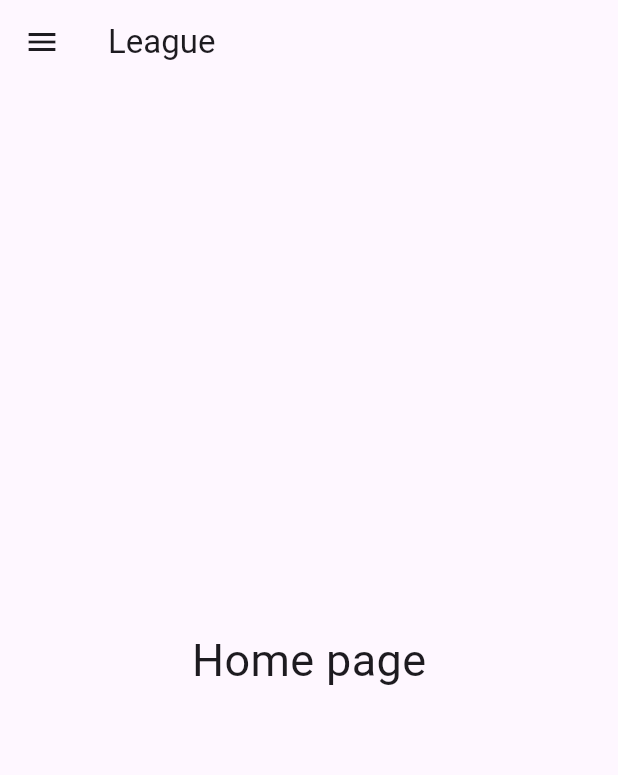
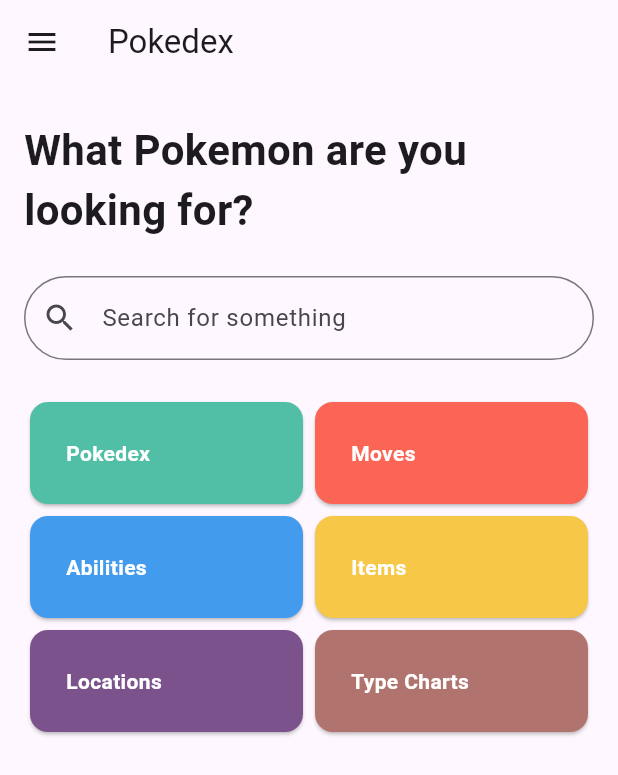
Before and after one commit to glitchcodes/flutter_activity_2, a Flutter app: the screen it shows after launch, on a phone screen of 412 x 824 dp. Shown: the top 775 px of the screen. Run offline on Flutter 3.47's test engine with Material 3 defaults, Android fonts, the phone set to English and light mode, and no system bars.

Commit message:
add home page content

```diff
--- a/lib/main.dart
+++ b/lib/main.dart
@@ -11,7 +11,7 @@ void main() {
 class MyApp extends StatelessWidget {
   const MyApp({super.key});
 
-  static const appTitle = 'League';
+  static const appTitle = 'Pokedex';
 
   // This widget is the root of your application.
   @override
@@ -74,7 +74,7 @@ class _MainAppState extends State<MainApp> {
               decoration: BoxDecoration(
                 color: Colors.blue,
               ),
-              child: Text('Sample App')
+              child: Text(widget.title)
             ),
             ListTile(
               title: Text('Home page'),
--- a/lib/pages/home_page.dart
+++ b/lib/pages/home_page.dart
@@ -9,14 +9,134 @@ class HomePage extends StatelessWidget {
     return Scaffold(
       body: SizedBox.expand(
         child: Column(
-          mainAxisAlignment: MainAxisAlignment.center,
           children: [
-            Text(
-              "Home page",
-              style: TextStyle(
-                fontSize: 30
+            Padding(
+              padding: EdgeInsets.only(
+                top: 24,
+                left: 16,
+                right: 16
+              ),
+              child: Text(
+                "What Pokemon are you looking for?",
+                style: TextStyle(
+                  fontSize: 28,
+                  fontWeight: FontWeight.bold,
+                ),
+              ),
+            ),
+            Padding(
+              padding: EdgeInsets.symmetric(
+                horizontal: 16,
+                vertical: 24
+              ),
+              child: TextField(
+                decoration: InputDecoration(
+                  border: OutlineInputBorder(
+                    borderRadius: BorderRadius.circular(50.0)
+                  ),
+                  prefixIcon: Icon(Icons.search),
+                  hintText: 'Search for something'
+                ),
+              ),
+            ),
+            Padding(
+              padding: EdgeInsets.symmetric(horizontal: 16),
+              child: Column(
+                children: [
+                  Row(
+
+                    children: [
+                      Expanded(child: Card(
+                        color: Color(0xFF50BFA5),
+                        child: Padding(
+                          padding: EdgeInsets.all(24.0),
+                          child: Text(
+                            'Pokedex',
+                            style: TextStyle(
+                              color: Color(0xFFFFFFFF),
+                              fontWeight: FontWeight.bold
+                            ),
+                          ),
+                        ),
+                      )),
+                      Expanded(child: Card(
+                        color: Color(0xFFfb6556),
+                        child: Padding(
+                          padding: EdgeInsets.all(24.0),
+                          child: Text(
+                            'Moves',
+                            style: TextStyle(
+                                color: Color(0xFFFFFFFF),
+                                fontWeight: FontWeight.bold
+                            ),
+                          ),
+                        ),
+                      ))
+                    ],
+                  ),
+                  Row(
+                    children: [
+                      Expanded(child: Card(
+                        color: Color(0xFF429bec),
+                        child: Padding(
+                          padding: EdgeInsets.all(24.0),
+                          child: Text(
+                            'Abilities',
+                            style: TextStyle(
+                                color: Color(0xFFFFFFFF),
+                                fontWeight: FontWeight.bold
+                            ),
+                          ),
+                        ),
+                      )),
+                      Expanded(child: Card(
+                        color: Color(0xFFf7c748),
+                        child: Padding(
+                          padding: EdgeInsets.all(24.0),
+                          child: Text(
+                            'Items',
+                            style: TextStyle(
+                                color: Color(0xFFFFFFFF),
+                                fontWeight: FontWeight.bold
+                            ),
+                          ),
+                        ),
+                      ))
+                    ],
+                  ),
+                  Row(
+                    children: [
+                      Expanded(child: Card(
+                        color: Color(0xFF7c528c),
+                        child: Padding(
+                          padding: EdgeInsets.all(24.0),
+                          child: Text(
+                            'Locations',
+                            style: TextStyle(
+                                color: Color(0xFFFFFFFF),
+                                fontWeight: FontWeight.bold
+                            ),
+                          ),
+                        ),
+                      )),
+                      Expanded(child: Card(
+                        color: Color(0xFFb1736d),
+                        child: Padding(
+                          padding: EdgeInsets.all(24.0),
+                          child: Text(
+                            'Type Charts',
+                            style: TextStyle(
+                                color: Color(0xFFFFFFFF),
+                                fontWeight: FontWeight.bold
+                            ),
+                          ),
+                        ),
+                      ))
+                    ],
+                  )
+                ],
               )
-            )
+            ),
           ],
         )
       ),
```
